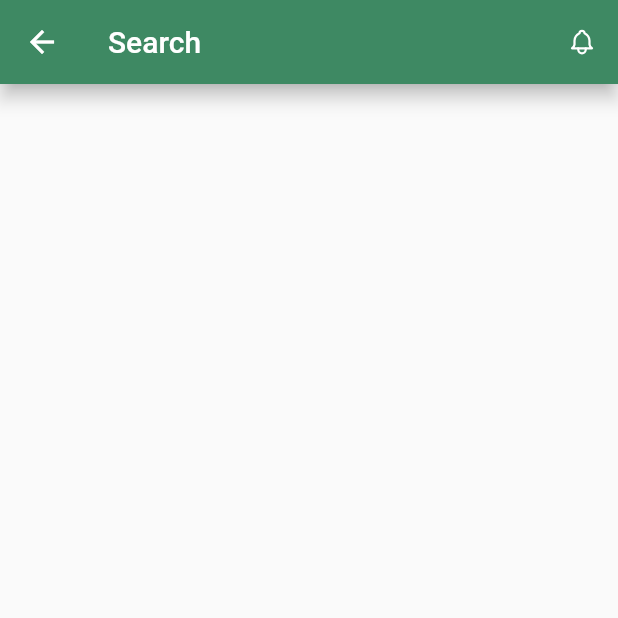
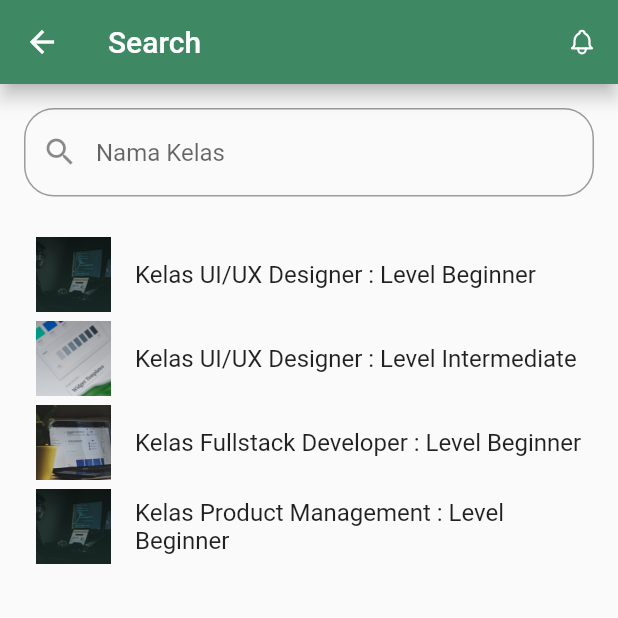
Before and after one commit to IGustiFajar/3G-PAPB, a Flutter app: the SearchPage screen opened by its route, on a phone screen of 412 x 824 dp, the top half of it. Run offline on Flutter 3.47's test engine with Material 2 defaults, Android fonts, the phone set to English and light mode, and no system bars; our stand-ins replace anim_search_bar, cached_network_image, cloud_firestore, convex_bottom_bar, cool_alert, dio and 13 more; accounts and stored records are empty.

Commit message:
Add Search dan Filter kelas

```diff
--- /dev/null
+++ b/edutech/lib/pages/kelas.dart
@@ -0,0 +1,24 @@
+class kelas {
+  final String judul;
+  final String UrlImage;
+
+  const kelas({
+    required this.judul,
+    required this.UrlImage,
+  });
+}
+
+const allkelas = [
+  kelas(
+      judul: 'Kelas UI/UX Designer : Level Beginner',
+      UrlImage: 'images/imagePop.png'),
+  kelas(
+      judul: 'Kelas UI/UX Designer : Level Intermediate',
+      UrlImage: 'images/imagePop2.png'),
+  kelas(
+      judul: 'Kelas Fullstack Developer : Level Beginner',
+      UrlImage: 'images/imagePop3.png'),
+  kelas(
+      judul: 'Kelas Product Management : Level Beginner',
+      UrlImage: 'images/imagePop.png')
+];
--- a/edutech/lib/pages/searchPage.dart
+++ b/edutech/lib/pages/searchPage.dart
@@ -1,3 +1,4 @@
+import 'package:edutech/pages/kelas.dart';
 import 'package:flutter/material.dart';
 import 'package:flutter_svg/flutter_svg.dart';
 import 'package:get/get.dart';
@@ -10,6 +11,9 @@ class SearchPage extends StatefulWidget {
 }
 
 class _SearchPageState extends State<SearchPage> {
+  final controller = TextEditingController();
+  List<kelas> Kelas = allkelas;
+
   @override
   Widget build(BuildContext context) {
     final mediaQueryHeight = MediaQuery.of(context).size.height;
@@ -33,6 +37,56 @@ class _SearchPageState extends State<SearchPage> {
           )
         ],
       ),
+      body: Column(
+        children: <Widget>[
+          Container(
+            margin: const EdgeInsets.fromLTRB(16, 16, 16, 16),
+            child: TextField(
+              controller: controller,
+              decoration: InputDecoration(
+                prefixIcon: const Icon(Icons.search),
+                hintText: 'Nama Kelas',
+                border: OutlineInputBorder(
+                  borderRadius: BorderRadius.circular(20),
+                  borderSide: const BorderSide(color: Colors.white10),
+                ),
+              ),
+              onChanged: searchKelas,
+            ),
+          ),
+          Expanded(
+            child: ListView.builder(
+              padding: EdgeInsets.all(8.0),
+              itemCount: Kelas.length,
+              itemBuilder: ((context, index) {
+                final kelas = Kelas[index];
+                return ListTile(
+                  leading: Image.asset(
+                    kelas.UrlImage,
+                    fit: BoxFit.cover,
+                    width: 50,
+                    height: 50,
+                  ),
+                  title: Text(kelas.judul),
+                  onTap: () {
+                    Get.toNamed('/kelas-detail');
+                  },
+                );
+              }),
+            ),
+          )
+        ],
+      ),
     );
   }
+
+  void searchKelas(String query) {
+    final suggestions = allkelas.where((kelas) {
+      final kelasJudul = kelas.judul.toLowerCase();
+      final input = query.toLowerCase();
+
+      return kelasJudul.contains(input);
+    }).toList();
+    setState(() => Kelas = suggestions);
+  }
 }
```
Also changed, not shown: 3 other files.
